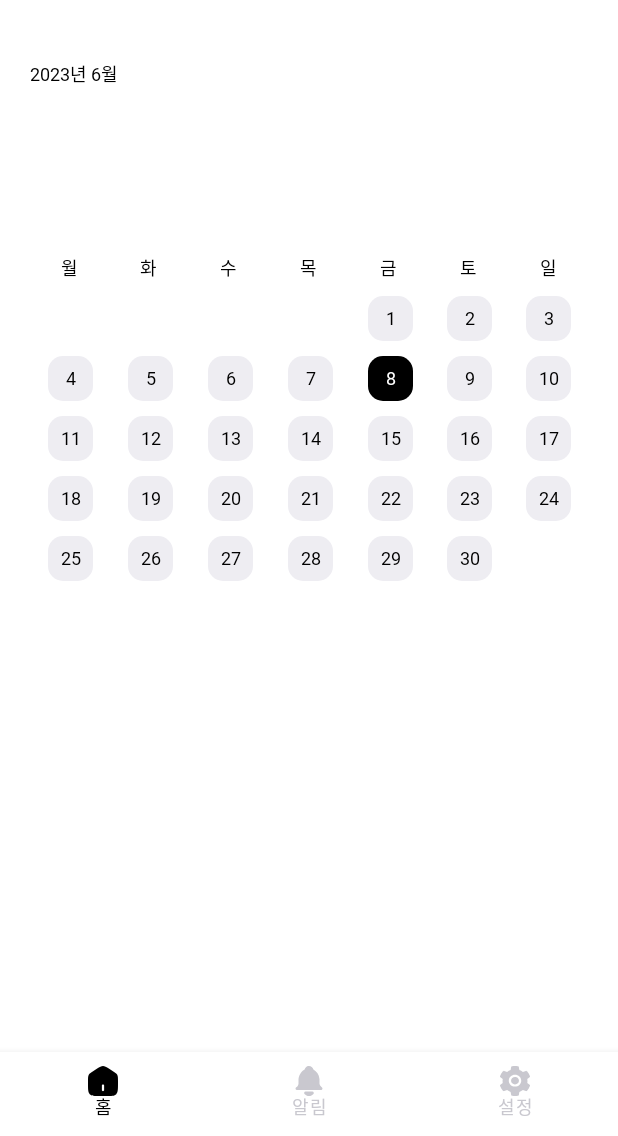
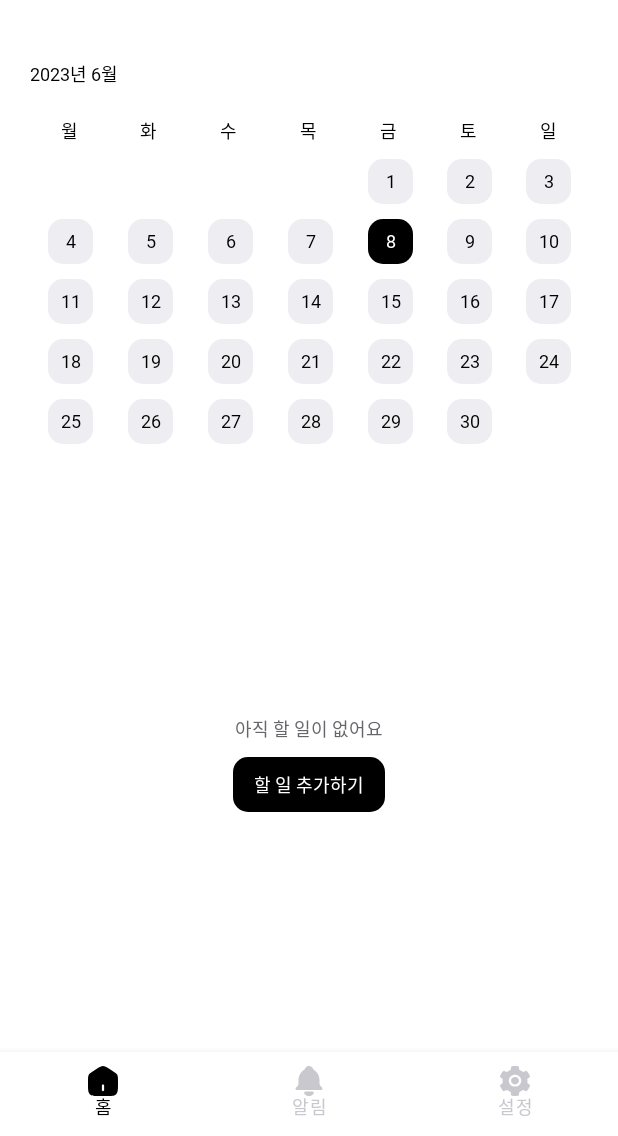
Before and after one commit to Heonbyeong/DODO, an Android app built with Jetpack Compose: the screen it shows after launch (MainActivity), on a phone screen of 412 x 824 dp, the part 100-1236 px from its top. Run offline under Robolectric (Android 15) with nearby library versions, the phone set to English and light mode, and no system bars; our stand-ins replace Dagger/Hilt's generated code; Roboto replaces fonts that are not available here.

Commit message:
#8 todo list empty view 개발

```diff
--- a/app/src/main/java/com/example/dodo/presentation/home/HomeScreen.kt
+++ b/app/src/main/java/com/example/dodo/presentation/home/HomeScreen.kt
@@ -23,11 +23,20 @@ fun HomeScreen() {
             text = "dodo",
             style = RegularC32
         )
+        val todoList = emptyList<Unit>() //TODO 테스트 용
         var selectDate by remember { mutableStateOf("") } // TODO 테스트 용
         HorizontalCalendar(
+            modifier = Modifier.padding(bottom = 20.dp),
             onSelectedDate = { date ->
                 selectDate = date.format(DateTimeFormatter.ofPattern("yyyy.MM.dd"))
             }
         )
+
+        if (todoList.isNotEmpty()) {
+            HomeTodoListView()
+        } else {
+            HomeTodoListEmptyView(modifier = Modifier.fillMaxSize())
+        }
+
     }
 }
--- /dev/null
+++ b/app/src/main/java/com/example/dodo/presentation/home/HomeTodoListView.kt
@@ -0,0 +1,62 @@
+package com.example.dodo.presentation.home
+
+import androidx.compose.foundation.background
+import androidx.compose.foundation.layout.Arrangement
+import androidx.compose.foundation.layout.Box
+import androidx.compose.foundation.layout.Column
+import androidx.compose.foundation.layout.padding
+import androidx.compose.foundation.shape.RoundedCornerShape
+import androidx.compose.material3.Text
+import androidx.compose.runtime.Composable
+import androidx.compose.ui.Alignment
+import androidx.compose.ui.Modifier
+import androidx.compose.ui.tooling.preview.Preview
+import androidx.compose.ui.unit.dp
+import com.example.dodo.ui.theme.BoldN12
+import com.example.dodo.ui.theme.RegularN12
+import com.example.dodo.ui.theme.gray0
+import com.example.dodo.ui.theme.gray03
+import com.example.dodo.ui.theme.gray09
+
+@Composable
+fun HomeTodoListView() {
+
+}
+
+@Composable
+fun HomeTodoListEmptyView(
+    modifier: Modifier = Modifier
+) {
+    Column(
+        modifier = modifier,
+        horizontalAlignment = Alignment.CenterHorizontally,
+        verticalArrangement = Arrangement.Center
+    ) {
+        Text(
+            modifier = Modifier.padding(bottom = 10.dp),
+            text = "아직 할 일이 없어요",
+            style = RegularN12,
+            color = gray03
+        )
+        Box(
+            modifier = Modifier
+                .background(
+                    color = gray0,
+                    shape = RoundedCornerShape(10.dp)
+                )
+        ) {
+            Text(
+                modifier = Modifier.padding(horizontal = 14.dp, vertical = 9.dp),
+                text = "할 일 추가하기",
+                style = BoldN12,
+                color = gray09
+            )
+        }
+    }
+}
+
+@Preview(showBackground = true)
+@Composable
+fun HomeTodoListEmptyPreView() {
+    HomeTodoListEmptyView()
+}
--- a/app/src/main/java/com/example/dodo/presentation/home/components/HorizontalCalendar.kt
+++ b/app/src/main/java/com/example/dodo/presentation/home/components/HorizontalCalendar.kt
@@ -8,7 +8,6 @@ import androidx.compose.foundation.layout.Box
 import androidx.compose.foundation.layout.Column
 import androidx.compose.foundation.layout.Row
 import androidx.compose.foundation.layout.fillMaxWidth
-import androidx.compose.foundation.layout.height
 import androidx.compose.foundation.layout.padding
 import androidx.compose.foundation.layout.size
 import androidx.compose.foundation.layout.wrapContentSize
@@ -77,7 +76,6 @@ fun HorizontalCalendar(
             text = headerText
         )
         HorizontalPager(
-            modifier = Modifier.height(400.dp),
             pageCount = pageCount,
             state = pagerState
         ) { page ->
```
